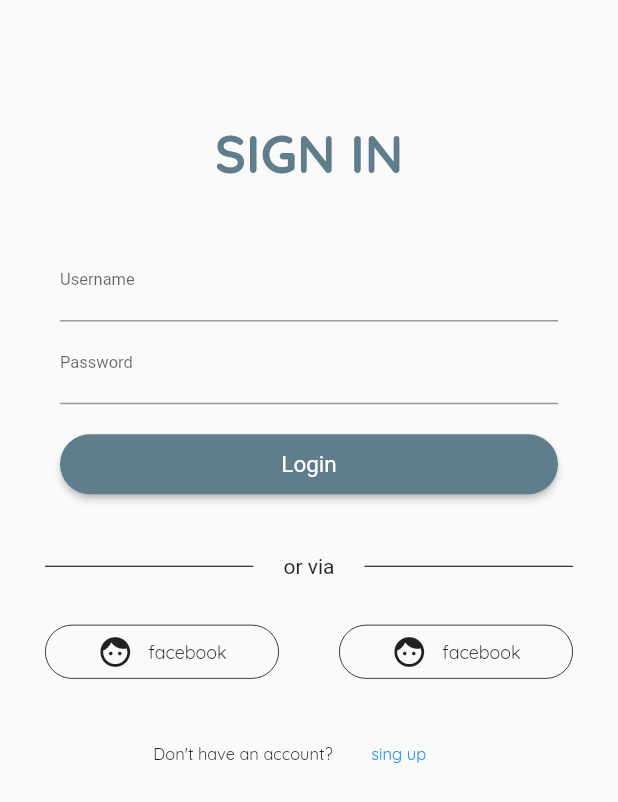
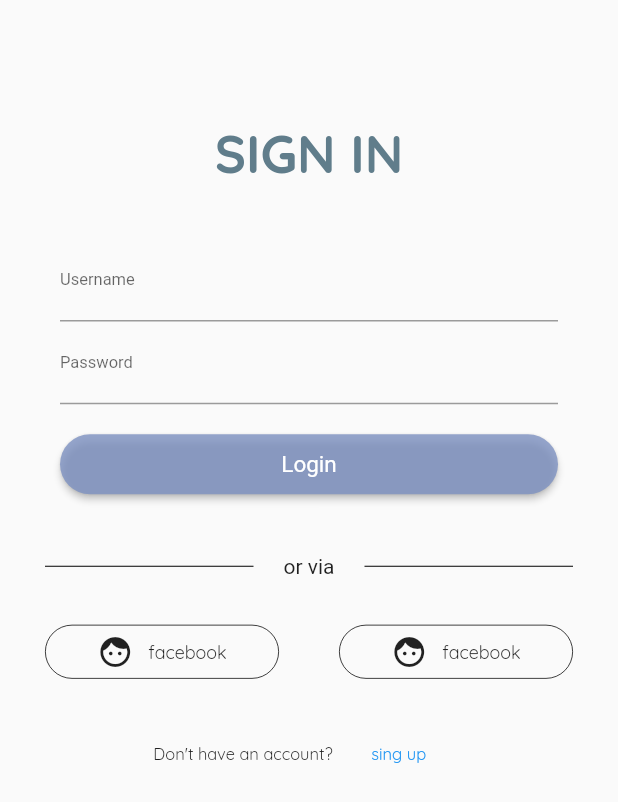
Before and after one commit to warin001234567/Project_Mobile, a Flutter app: the screen it shows after launch, on a phone screen of 412 x 824 dp. Shown: the top 802 px of the screen. Run offline on Flutter 3.47's test engine with Material 2 defaults, Android fonts, the phone set to English and light mode, and no system bars; our stand-ins replace cached_network_image, cloud_firestore, firebase_auth, firebase_storage, image_picker, shared_preferences; accounts and stored records are empty.

Commit message:
add custom button class

```diff
--- /dev/null
+++ b/lib/ui/button.dart
@@ -0,0 +1,33 @@
+import 'package:flutter/material.dart';
+
+class CustomButton extends StatelessWidget {
+  CustomButton({@required this.onPressed, this.text, this.height});
+  final GestureTapCallback onPressed;
+  final String text;
+  final double height;
+  @override
+  Widget build(BuildContext context) {
+    return SizedBox(
+      height: height,
+      child:RawMaterialButton(
+        fillColor: Color.fromRGBO(125, 145, 193, 0.8),
+
+        child: Row(
+          mainAxisSize: MainAxisSize.max,
+          mainAxisAlignment: MainAxisAlignment.center,
+          children: <Widget>[
+            Text(
+              text,
+              style: TextStyle(
+              color: Colors.white,
+              fontSize: 15
+              ),
+            ),
+          ],
+        ),
+        shape: StadiumBorder(),
+        onPressed: onPressed
+      ),
+    );
+  }
+}
--- a/lib/ui/login_page.dart
+++ b/lib/ui/login_page.dart
@@ -1,5 +1,6 @@
 import 'package:flutter/material.dart';
 import 'package:firebase_auth/firebase_auth.dart';
+import './button.dart';
 
 import '../services/usermanagement.dart';
 
@@ -70,25 +71,9 @@ class _LoginScreenState extends State<LoginScreen> {
                 Padding(
                   padding: EdgeInsets.only(top: 20,left: 40,right: 40),
 
-                  child: SizedBox(
+                  child: CustomButton(
+                    text: 'Login',
                     height: 40,
-                    child: RawMaterialButton(
-                    fillColor: Colors.blueGrey,
-                    child: Row(
-                      mainAxisSize: MainAxisSize.max,
-                      mainAxisAlignment: MainAxisAlignment.center,
-                      children: <Widget>[
-                        Text(
-                          "Login",
-                          style: TextStyle(
-                            color: Colors.white,
-                            fontSize: 15
-
-                          ),
-                        ),
-                      ],
-                      ),
-                    shape: StadiumBorder(),
                     onPressed: (){
                       if(_formKey.currentState.validate()){
                       _auth.signInWithEmailAndPassword(
@@ -103,8 +88,7 @@ class _LoginScreenState extends State<LoginScreen> {
                         });
                       }
                     },
-                  ),
-                  ),
+                  )
                   ),
                   Padding(
                     padding: EdgeInsets.only(top: 30),
```
Also changed, not shown: lib/ui/doctor_form_page.dart (+8 -13 lines), lib/ui/patient_form_page.dart (+90 -57 lines).
